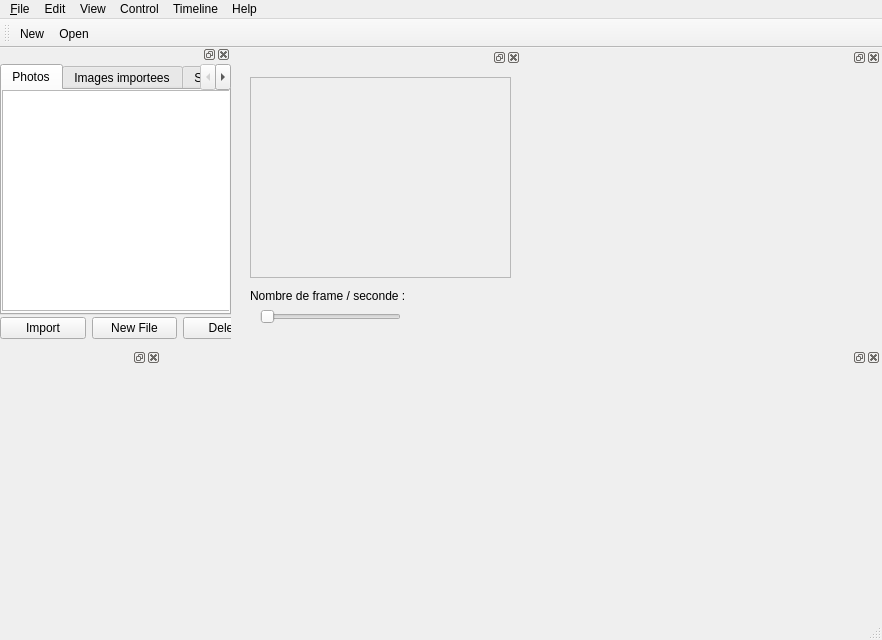
This is src/tweedy/gui/MainWindow/mainwindow.ui in stopmotionimac/tweedy as Qt 5 draws it before an edit. The edited form follows.
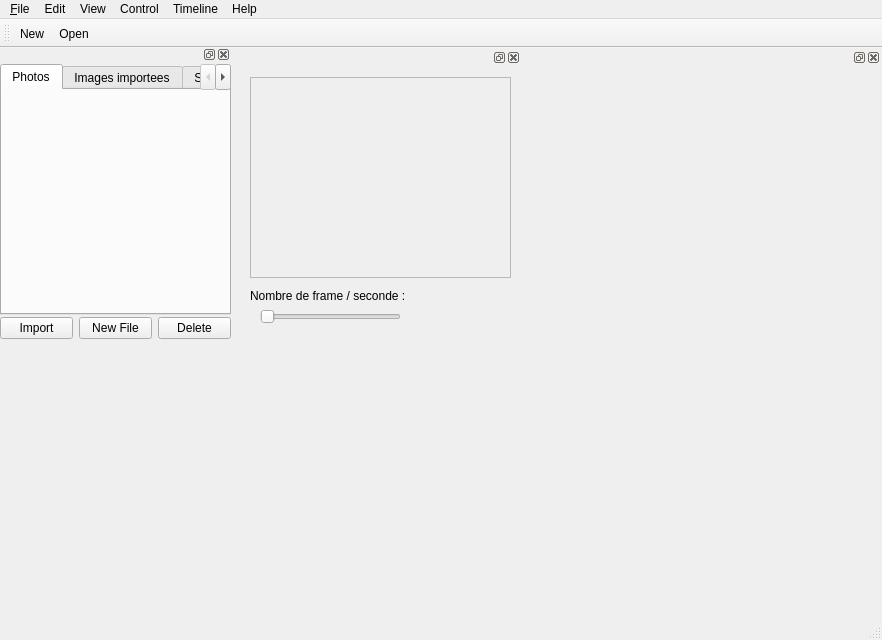
This is the edited form. Icons and pictures are not drawn.

Commit message: mis a jour

Diff of the .ui file:
```diff
--- a/src/tweedy/gui/MainWindow/mainwindow.ui
+++ b/src/tweedy/gui/MainWindow/mainwindow.ui
@@ -143,16 +143,6 @@
        <attribute name="title">
         <string>Photos</string>
        </attribute>
-       <widget class="QListWidget" name="listWidget">
-        <property name="geometry">
-         <rect>
-          <x>0</x>
-          <y>0</y>
-          <width>231</width>
-          <height>221</height>
-         </rect>
-        </property>
-       </widget>
       </widget>
       <widget class="QWidget" name="importPhoto">
        <attribute name="title">
@@ -170,7 +160,7 @@
        <rect>
         <x>0</x>
         <y>250</y>
-        <width>269</width>
+        <width>231</width>
         <height>29</height>
        </rect>
       </property>
@@ -226,28 +216,6 @@
     </property>
     <widget class="QWidget" name="contentFlux"/>
    </widget>
-   <widget class="QDockWidget" name="widgetEffect">
-    <property name="geometry">
-     <rect>
-      <x>0</x>
-      <y>300</y>
-      <width>161</width>
-      <height>241</height>
-     </rect>
-    </property>
-    <widget class="QWidget" name="contentEffect"/>
-   </widget>
-   <widget class="QDockWidget" name="widgetTimeline">
-    <property name="geometry">
-     <rect>
-      <x>160</x>
-      <y>300</y>
-      <width>721</width>
-      <height>251</height>
-     </rect>
-    </property>
-    <widget class="QWidget" name="contentTimeline"/>
-   </widget>
   </widget>
   <widget class="QMenuBar" name="menubar">
    <property name="geometry">
```
Left out of the diff: 4 changed lines with no effect on the pictures. The commit also changes 2 other files.
